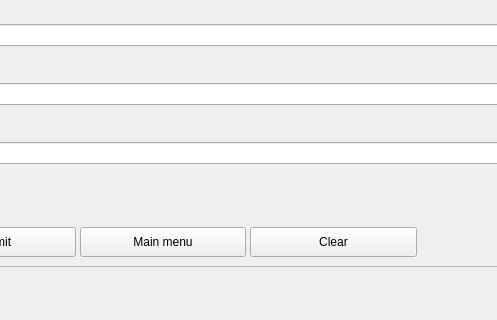
This is MCA_Project/PrjFiles/FileHasher.ui in Mist54/MCAProject as Qt 5 draws it before an edit; both pictures show x 312 to 809 and y 391 to 711 of the 950 by 711 pixel window. The edited form follows.
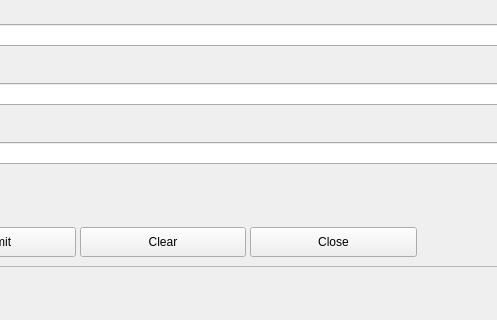
This is the edited form.

```diff
--- a/MCA_Project/PrjFiles/FileHasher.ui
+++ b/MCA_Project/PrjFiles/FileHasher.ui
@@ -440,25 +440,6 @@
           </property>
          </widget>
         </item>
-        <item>
-         <widget class="QPushButton" name="BtnMainMenu">
-          <property name="minimumSize">
-           <size>
-            <width>0</width>
-            <height>30</height>
-           </size>
-          </property>
-          <property name="maximumSize">
-           <size>
-            <width>250</width>
-            <height>16777215</height>
-           </size>
-          </property>
-          <property name="text">
-           <string>Main menu</string>
-          </property>
-         </widget>
-        </item>
         <item>
          <widget class="QPushButton" name="BtnClear">
           <property name="minimumSize">
@@ -478,6 +459,19 @@
           </property>
          </widget>
         </item>
+        <item>
+         <widget class="QPushButton" name="pushButton">
+          <property name="minimumSize">
+           <size>
+            <width>0</width>
+            <height>30</height>
+           </size>
+          </property>
+          <property name="text">
+           <string>Close</string>
+          </property>
+         </widget>
+        </item>
        </layout>
       </item>
      </layout>
```
Left out of the diff: 98 changed lines with no effect on the pictures.
